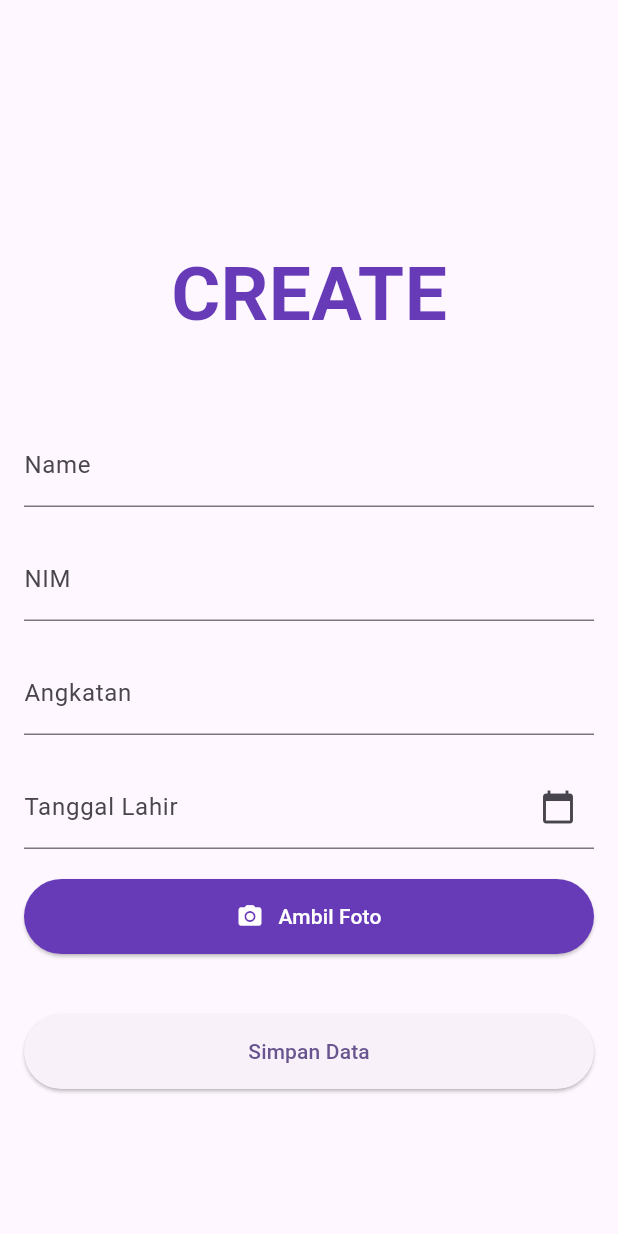
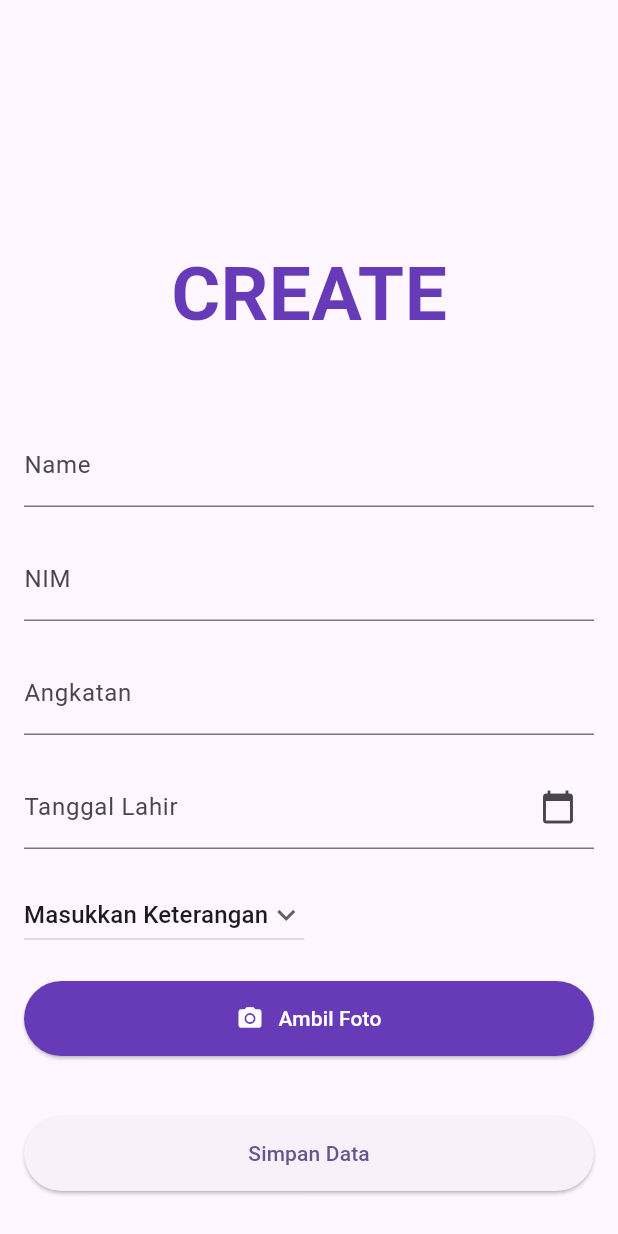
Before and after one commit to bellasoniadwi/Base_Flutter, a Flutter app: the AddStudent screen opened directly, on a phone screen of 412 x 824 dp. Run offline on Flutter 3.47's test engine with Material 2 defaults, Android fonts, the phone set to English and light mode, and no system bars; our stand-ins replace cloud_firestore, firebase_core, firebase_storage, flutter_speed_dial, geocoding, geolocator and 1 more; missing offline and left inert: flutter_barcode_scanner; accounts and stored records are empty.

Commit message:
tambah menu dropdown keterangan

```diff
--- a/lib/screens/addStudent.dart
+++ b/lib/screens/addStudent.dart
@@ -84,6 +84,17 @@ class _AddStudent extends State<AddStudent> {
     return await Geolocator.getCurrentPosition();
   }
 
+  //Membuat pilihan dropdown kehadiran
+  // Initial Selected Value
+  String dropdownvalue = 'Masukkan Keterangan';
+  // List of items in our dropdown menu
+  var items = [
+    'Masukkan Keterangan',
+    'Masuk',
+    'Izin',
+    'Sakit',
+  ];
+
   @override
   Widget build(BuildContext context) {
     return Scaffold(
@@ -148,13 +159,37 @@ class _AddStudent extends State<AddStudent> {
               const SizedBox(
                 height: 20.0,
               ),
+              DropdownButton<String?>(
+                // Initial Value
+                value: dropdownvalue,
+
+                // Down Arrow Icon
+                icon: const Icon(Icons.keyboard_arrow_down),
+
+                // Array list of items
+                items: items.map<DropdownMenuItem<String?>>((String items) {
+                  return DropdownMenuItem(
+                    value: items,
+                    child: Text(items),
+                  );
+                }).toList(), // After selecting the desired option,it will
+                // change button value to selected value
+                onChanged: (value) {
+                  setState(() {
+                    dropdownvalue = value!;
+                  });
+                },
+              ),
+              const SizedBox(
+                height: 20.0,
+              ),
               ElevatedButton(
                 style: ElevatedButton.styleFrom(
                   primary: Colors.deepPurple,
                   minimumSize: const Size.fromHeight(50),
                 ),
                 onPressed: () => _pickAndSetImage(_setImageUrl),
-                child: Row(
+                child: const Row(
                   mainAxisAlignment: MainAxisAlignment.center,
                   children: [
                     Icon(Icons.camera_alt,
@@ -188,6 +223,7 @@ class _AddStudent extends State<AddStudent> {
                   final String angkatan = _angkatanController.text;
                   final Timestamp tanggalTimestamp =
                       Timestamp.fromDate(selectedDate);
+                  final String keterangan = dropdownvalue;
 
                   // Get current latitude and longitude
                   _currentLocation = await _getCurrentLocation();
@@ -205,16 +241,19 @@ class _AddStudent extends State<AddStudent> {
                       "name": name,
                       "nim": nim,
                       "angkatan": angkatan,
-                      "tanggal": tanggalTimestamp, // Gunakan tanggal yang diambil dari _tanggalController
+                      "tanggal":
+                          tanggalTimestamp, // Gunakan tanggal yang diambil dari _tanggalController
                       "timestamps": FieldValue.serverTimestamp(),
                       "image": imageUrl,
                       "latitude": latitude,
                       "longitude": longitude,
+                      "keterangan": keterangan,
                     });
                     _nameController.text = '';
                     _nimController.text = '';
                     _angkatanController.text = '';
                     _tanggalController.text = '';
+                    dropdownvalue = '';
                     imageUrl = '';
                   }
 
```
